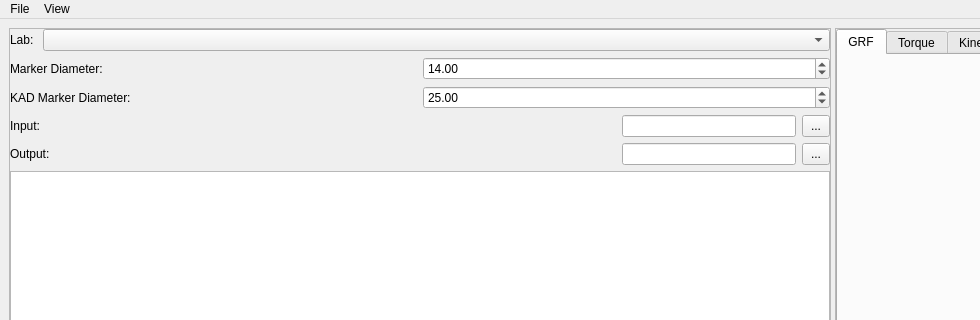
tsalemink/C3D-parser, file src/c3d_parser/view/qt/main_window.ui: the form before one commit; both pictures show x 0 to 980 and y 0 to 320 of the 1500 by 800 pixel window.
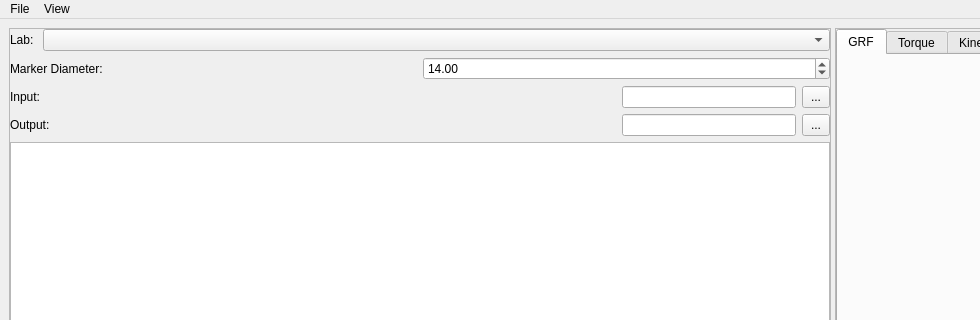
The form after the commit. Custom widgets are drawn as their Qt base class.

Commit message:
Remove "KAD Marker Diameter" UI element
KAD markers are only used for alignment.

Patch:
```diff
--- a/src/c3d_parser/view/qt/main_window.ui
+++ b/src/c3d_parser/view/qt/main_window.ui
@@ -103,24 +103,6 @@
           </item>
          </layout>
         </item>
-        <item>
-         <layout class="QHBoxLayout" name="horizontalLayout_5">
-          <item>
-           <widget class="QLabel" name="label_4">
-            <property name="text">
-             <string>KAD Marker Diameter:</string>
-            </property>
-           </widget>
-          </item>
-          <item>
-           <widget class="QDoubleSpinBox" name="doubleSpinBoxKADMarkerDiameter">
-            <property name="value">
-             <double>25.000000000000000</double>
-            </property>
-           </widget>
-          </item>
-         </layout>
-        </item>
         <item>
          <layout class="QHBoxLayout" name="horizontalLayout" stretch="0,1,0">
           <item>
```
The commit also changes 1 other file.
